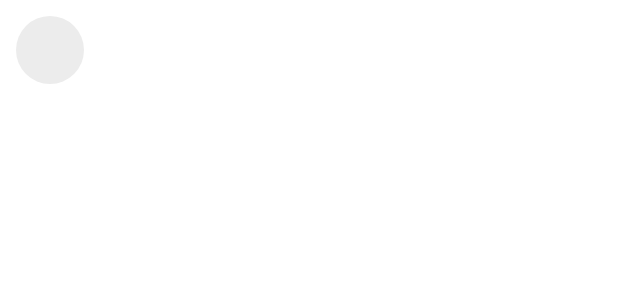
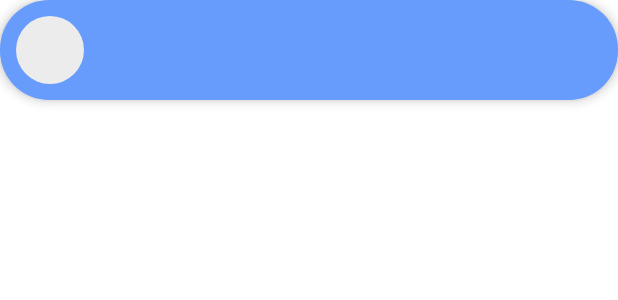
Before and after one commit to ShashankMangal/DChat, an Android app: the layout main_user_item.xml on its own in the app's theme, with its tools: preview values and no code run, on a phone screen of 412 x 824 dp. Shown: the top 300 px of the screen. Run offline under Robolectric (Android 15) with nearby library versions, the phone set to English and light mode, and no system bars; plain views replace RoundedImageView.

Commit message:
Item layout background commit

```diff
--- /dev/null
+++ b/app/src/main/res/drawable/all_item_list_background.xml
@@ -0,0 +1,11 @@
+<?xml version="1.0" encoding="utf-8"?>
+<shape xmlns:android="http://schemas.android.com/apk/res/android"
+    android:shape="rectangle"
+    >
+
+    <corners
+        android:radius="@dimen/_25sdp"
+/>
+    <solid
+        android:color="@color/primary" />
+</shape>
--- a/app/src/main/res/layout/main_user_item.xml
+++ b/app/src/main/res/layout/main_user_item.xml
@@ -3,7 +3,11 @@
     android:layout_width="match_parent"
     android:layout_height="wrap_content"
     xmlns:app="http://schemas.android.com/apk/res-auto"
-    android:padding="@dimen/_8sdp">
+    android:padding="@dimen/_8sdp"
+    android:background="@drawable/all_item_list_background"
+    android:elevation="@dimen/_3sdp"
+    android:layout_marginBottom="@dimen/_5sdp"
+    >
 
     <com.makeramen.roundedimageview.RoundedImageView
         android:layout_width="@dimen/_35sdp"
@@ -14,6 +18,8 @@
         app:layout_constraintStart_toStartOf="parent"
         app:layout_constraintTop_toTopOf="parent"
         app:riv_oval="true"
+        app:riv_border_color="@color/white"
+        app:riv_border_width="1dp"
         />
 
     <View
@@ -35,6 +41,8 @@
         android:maxLines="1"
         android:textColor="@color/primary_text"
         android:textSize="@dimen/_13ssp"
+        android:fontFamily="@font/airbnb_cereal_medium"
+        android:textStyle="bold"
         app:layout_constraintBottom_toTopOf="@id/itemViewSupporter"
         app:layout_constraintEnd_toEndOf="parent"
         app:layout_constraintStart_toEndOf="@id/itemImageProfile"
@@ -48,7 +56,8 @@
         android:layout_marginEnd="@dimen/_8sdp"
         android:ellipsize="end"
         android:maxLines="1"
-        android:textColor="@color/secondary_text"
+        android:fontFamily="@font/airbnb_cereal_light"
+        android:textColor="@color/white"
         android:textSize="@dimen/_10ssp"
         app:layout_constraintEnd_toEndOf="parent"
         app:layout_constraintStart_toEndOf="@id/itemImageProfile"
--- a/app/src/main/res/layout/recent_user_item.xml
+++ b/app/src/main/res/layout/recent_user_item.xml
@@ -3,6 +3,9 @@
     android:layout_width="match_parent"
     android:layout_height="wrap_content"
     xmlns:app="http://schemas.android.com/apk/res-auto"
+    android:background="@drawable/main_item_background"
+    android:elevation="@dimen/_3sdp"
+    android:layout_marginBottom="@dimen/_5sdp"
     android:padding="@dimen/_8sdp">
 
     <com.makeramen.roundedimageview.RoundedImageView
@@ -33,6 +36,8 @@
         android:layout_marginEnd="@dimen/_8sdp"
         android:ellipsize="end"
         android:maxLines="1"
+        android:fontFamily="@font/airbnb_cereal_medium"
+        android:textStyle="bold"
         android:textColor="@color/primary_text"
         android:textSize="@dimen/_13ssp"
         app:layout_constraintBottom_toTopOf="@id/recentViewSupporter"
```
Also changed, not shown: app/src/main/res/drawable/main_item_background.xml (added, +11 -0 lines).
